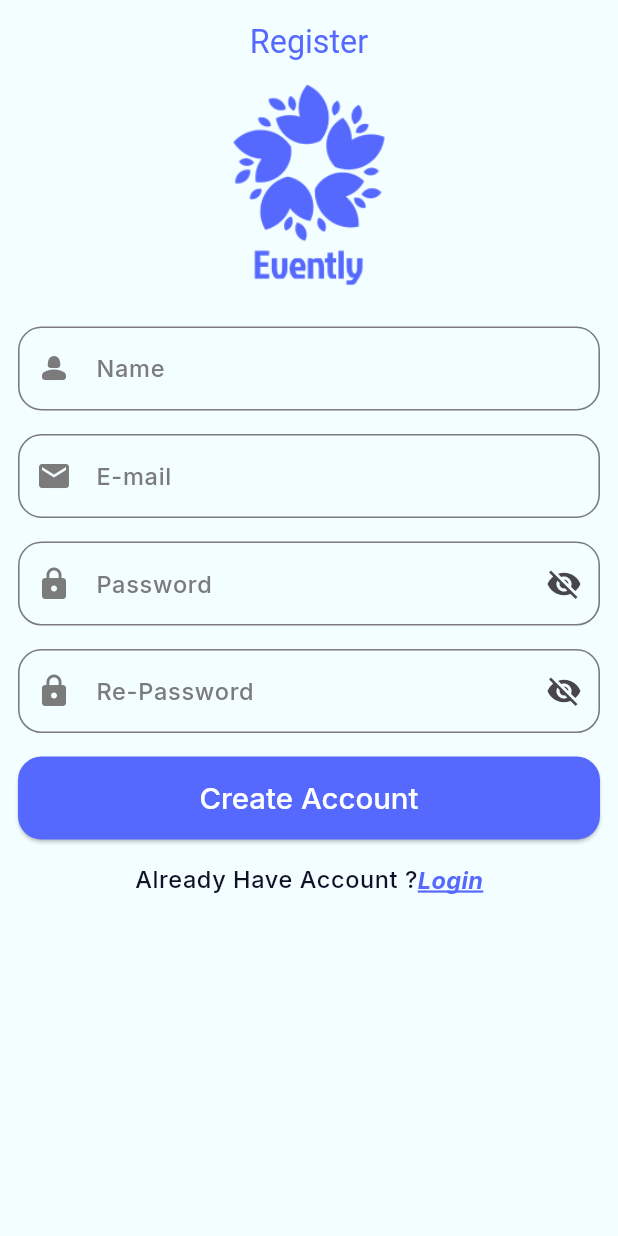
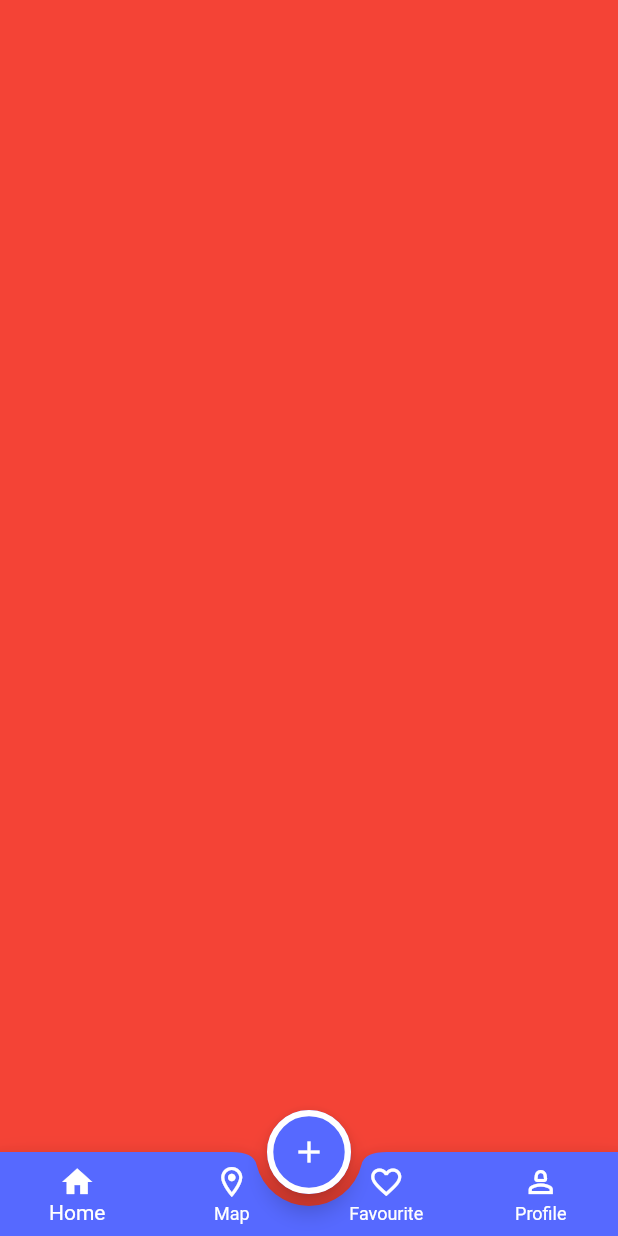
Before and after one commit to muhammedSaadX1/Evently-C16-Offline, a Flutter app: the screen it shows after launch, on a phone screen of 412 x 824 dp. Run offline on Flutter 3.47's test engine with Material 3 defaults, Android fonts, the phone set to English and light mode, and no system bars; our stand-ins replace flutter_screenutil, google_fonts.

Commit message:
finished main layout

```diff
--- a/lib/config/theme/theme_manager.dart
+++ b/lib/config/theme/theme_manager.dart
@@ -5,6 +5,7 @@ import 'package:google_fonts/google_fonts.dart';
 
 class ThemeManager{
   static final ThemeData light = ThemeData(
+    useMaterial3: false,
     appBarTheme: AppBarTheme(
       backgroundColor: ColorsManager.whiteBlue,
       foregroundColor: ColorsManager.blue,
@@ -12,6 +13,26 @@ class ThemeManager{
       titleTextStyle: GoogleFonts.roboto(fontSize: 22.sp, fontWeight: FontWeight.w400, color: ColorsManager.blue, )
     ),
     scaffoldBackgroundColor: ColorsManager.whiteBlue,
+    floatingActionButtonTheme: FloatingActionButtonThemeData(
+      backgroundColor: ColorsManager.blue,
+      foregroundColor: ColorsManager.white,
+      shape: StadiumBorder(
+        side: BorderSide(color: ColorsManager.white, width: 4.w)
+      )
+    ),
+    bottomAppBarTheme: BottomAppBarTheme(
+      color: ColorsManager.blue,
+      shape: CircularNotchedRectangle()
+    ),
+    bottomNavigationBarTheme: BottomNavigationBarThemeData(
+      backgroundColor: Colors.transparent,
+      elevation: 0,
+      type: BottomNavigationBarType.fixed,
+      selectedItemColor: ColorsManager.white,
+      unselectedItemColor: ColorsManager.white,
+      showSelectedLabels: true,
+      showUnselectedLabels: true,
+    ),
     inputDecorationTheme: InputDecorationTheme(
       enabledBorder: OutlineInputBorder(
           borderRadius: BorderRadius.circular(16.r),
--- a/lib/core/routes_manager/routes_manager.dart
+++ b/lib/core/routes_manager/routes_manager.dart
@@ -1,10 +1,12 @@
 import 'package:evently_offline_sun/features/auth/login/login.dart';
 import 'package:evently_offline_sun/features/auth/register/register.dart';
+import 'package:evently_offline_sun/features/main_layout/main_layout.dart';
 import 'package:flutter/cupertino.dart';
 
 abstract class RoutesManager {
   static const String register = "/register";
   static const String login = "/login";
+  static const String mainLayout = "/mainLayout";
 
   static Route? router(RouteSettings settings) {
     switch (settings.name) {
@@ -16,6 +18,9 @@ abstract class RoutesManager {
         {
           return CupertinoPageRoute(builder: (context) => Login());
         }
+      case mainLayout:{
+        return CupertinoPageRoute(builder: (context)=> MainLayout());
+      }
     }
   }
 }
--- /dev/null
+++ b/lib/features/main_layout/main_layout.dart
@@ -0,0 +1,79 @@
+import 'package:evently_offline_sun/core/resources/colors_manager.dart';
+import 'package:evently_offline_sun/features/main_layout/tabs/favourite/favourite_tab.dart';
+import 'package:evently_offline_sun/features/main_layout/tabs/home/home_tab.dart';
+import 'package:evently_offline_sun/features/main_layout/tabs/map/map_tab.dart';
+import 'package:evently_offline_sun/features/main_layout/tabs/profile/profile_tab.dart';
+import 'package:flutter/material.dart';
+
+class MainLayout extends StatefulWidget {
+  const MainLayout({super.key});
+
+  @override
+  State<MainLayout> createState() => _MainLayoutState();
+}
+
+class _MainLayoutState extends State<MainLayout> {
+  List<Widget> tabs = [HomeTab(), MapTab(), FavouriteTab(), ProfileTab()];
+  int selectedIndex = 0;
+
+  @override
+  Widget build(BuildContext context) {
+    return Scaffold(
+      extendBody: true,
+      body: tabs[selectedIndex],
+      floatingActionButtonLocation: FloatingActionButtonLocation.centerDocked,
+      floatingActionButton:_buildFab(),
+      bottomNavigationBar: _buildBottomNavigationBar(),
+    );
+  }
+
+  Widget _buildFab(){
+    return  FloatingActionButton(
+      onPressed: () {},
+      child: Icon(Icons.add),
+    );
+  }
+
+  BottomAppBar _buildBottomNavigationBar() {
+    return BottomAppBar(
+      notchMargin: 8,
+      child: BottomNavigationBar(
+        currentIndex: selectedIndex,
+        onTap: _onTap,
+
+        items: [
+          BottomNavigationBarItem(
+            icon: Icon(selectedIndex == 0 ? Icons.home : Icons.home_outlined),
+            label: "Home",
+          ),
+          BottomNavigationBarItem(
+            icon: Icon(
+              selectedIndex == 1
+                  ? Icons.location_on
+                  : Icons.location_on_outlined,
+            ),
+            label: "Map",
+          ),
+          BottomNavigationBarItem(
+            icon: Icon(
+              selectedIndex == 2 ? Icons.favorite : Icons.favorite_border,
+            ),
+            label: "Favourite",
+          ),
+          BottomNavigationBarItem(
+            icon: Icon(
+              selectedIndex == 3 ? Icons.person : Icons.person_2_outlined,
+            ),
+            label: "Profile",
+          ),
+        ],
+      ),
+    );
+  }
+
+  void _onTap(int newIndex) {
+    setState(() {
+      selectedIndex = newIndex;
+    });
+  }
+}
--- /dev/null
+++ b/lib/features/main_layout/tabs/favourite/favourite_tab.dart
@@ -0,0 +1,12 @@
+import 'package:flutter/material.dart';
+
+class FavouriteTab extends StatelessWidget {
+  const FavouriteTab({super.key});
+
+  @override
+  Widget build(BuildContext context) {
+    return Container(
+      color: Colors.amberAccent,
+    );
+  }
+}
--- /dev/null
+++ b/lib/features/main_layout/tabs/home/home_tab.dart
@@ -0,0 +1,12 @@
+import 'package:flutter/material.dart';
+
+class HomeTab extends StatelessWidget {
+  const HomeTab({super.key});
+
+  @override
+  Widget build(BuildContext context) {
+    return Container(
+      color: Colors.red,
+    );
+  }
+}
--- /dev/null
+++ b/lib/features/main_layout/tabs/map/map_tab.dart
@@ -0,0 +1,10 @@
+import 'package:flutter/material.dart';
+
+class MapTab extends StatelessWidget {
+  const MapTab({super.key});
+
+  @override
+  Widget build(BuildContext context) {
+    return Container(color: Colors.blue,);
+  }
+}
--- /dev/null
+++ b/lib/features/main_layout/tabs/profile/profile_tab.dart
@@ -0,0 +1,13 @@
+import 'package:flutter/material.dart';
+
+class ProfileTab extends StatelessWidget {
+  const ProfileTab({super.key});
+
+  @override
+  Widget build(BuildContext context) {
+    return Container(
+      color: Colors.purpleAccent,
+
+    );
+  }
+}
--- a/lib/main.dart
+++ b/lib/main.dart
@@ -20,7 +20,7 @@ class Evently extends StatelessWidget {
         builder: (context, child) =>
             MaterialApp(
               debugShowCheckedModeBanner: false,
-              initialRoute: RoutesManager.register,
+              initialRoute: RoutesManager.mainLayout,
               onGenerateRoute: RoutesManager.router,
               theme: ThemeManager.light,
               darkTheme: ThemeManager.dark,
```
